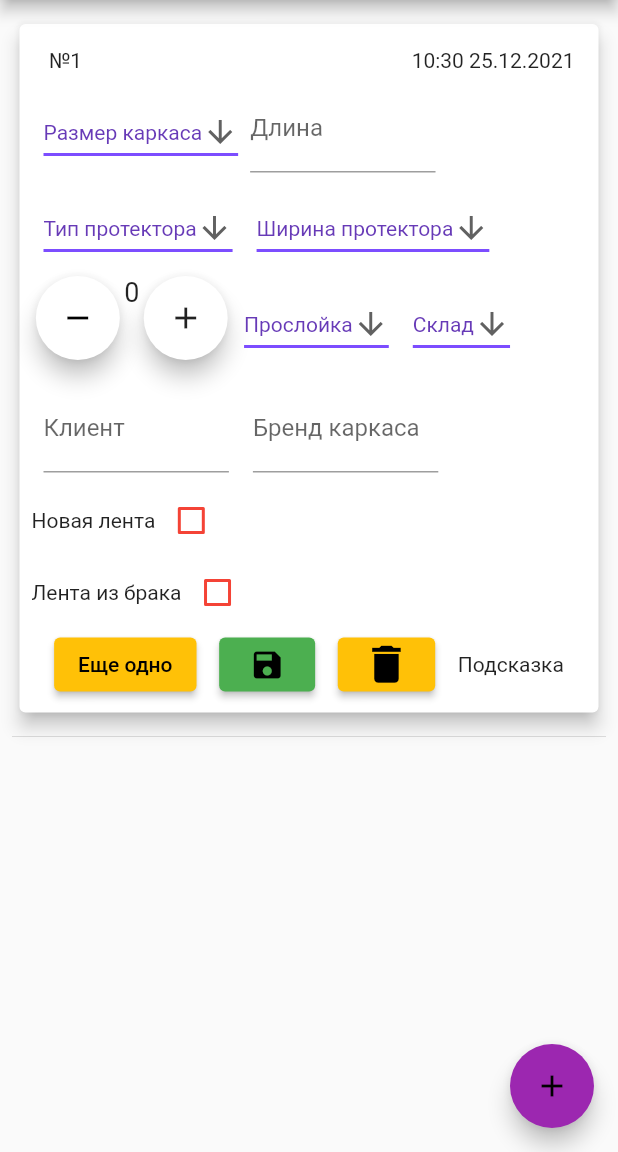
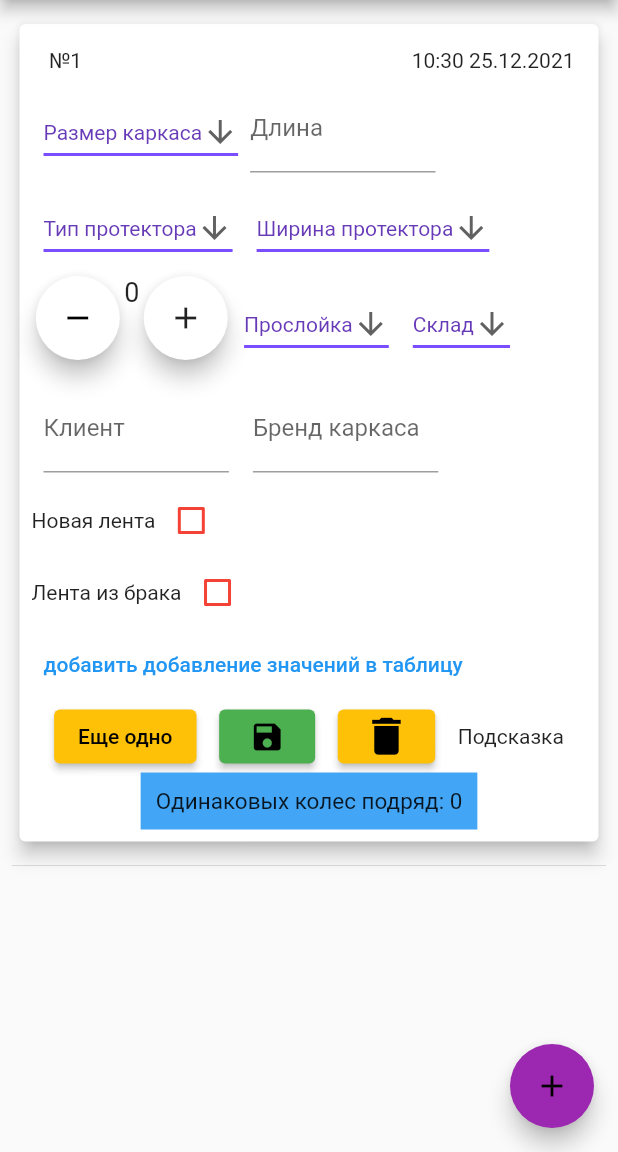
Before and after one commit to OolaaPleur/veguma_special, a Flutter app: the screen it shows after launch, after a tap on the "add" icon, after a tap on the "save" icon, on a phone screen of 412 x 824 dp, the part 84-1236 px from its top. Run offline on Flutter 3.47's test engine with Material 2 defaults, Android fonts, the phone set to English and light mode, and no system bars; our stand-ins replace easy_localization, flutter_datetime_picker, flutter_typeahead; missing offline and left inert: easy_localization_loader; network calls fail.

Commit message:
added year/month picker for tread

```diff
--- a/assets/translations/en.json
+++ b/assets/translations/en.json
@@ -23,5 +23,6 @@
   "tireSizeLength": "Tire Size Length",
 
   "hint" : "Hint",
-  "hintAboutSameWheels" : "Same wheels are wheels with same size, original tread type, width and client"
+  "hintAboutSameWheels" : "Same wheels are wheels with same size, original tread type, width and client",
+  "sameWheelsInARow" : "Same wheels in a row"
 }
--- a/assets/translations/ru.json
+++ b/assets/translations/ru.json
@@ -24,5 +24,6 @@
   "tireSizeLength" : "Длина колеса",
 
   "hint" : "Подсказка",
-  "hintAboutSameWheels" : "Колеса одинаковы если у них одинаковый размер, оригинальный тип и ширина протектора и клиент"
+  "hintAboutSameWheels" : "Колеса одинаковы если у них одинаковый размер, оригинальный тип и ширина протектора и клиент",
+  "sameWheelsInARow" : "Одинаковых колес подряд"
 }
--- /dev/null
+++ b/lib/models/custom_picker.dart
@@ -0,0 +1,12 @@
+import 'package:flutter_datetime_picker/flutter_datetime_picker.dart';
+
+class CustomMonthPicker extends DatePickerModel {
+  CustomMonthPicker({required DateTime currentTime, required DateTime minTime, required DateTime maxTime,
+    required LocaleType locale}) : super(locale: locale, minTime: minTime, maxTime:
+  maxTime, currentTime: currentTime);
+
+  @override
+  List<int> layoutProportions() {
+    return [1, 1, 0];
+  }
+}
--- a/lib/models/wheels.dart
+++ b/lib/models/wheels.dart
@@ -49,6 +49,26 @@ class Wheels with ChangeNotifier {
 
     _tires.insert(number, wheel);
     notifyListeners();
+  }
+
+  int i = 0;
+  int j = 0;
+
+  int checkSameValuesInARow(int currentIndex) {
+    int foo = 0;
+    if (currentIndex == 0) return 0;
+    if (currentIndex == 1) return 1;
+    for (j = currentIndex - 1; j >= 0; j--) {
+      if (_tires[currentIndex].tireSize == _tires[j].tireSize &&
+          _tires[currentIndex].treadType == _tires[j].treadType &&
+          _tires[currentIndex].treadWidth == _tires[j].treadWidth &&
+          _tires[currentIndex].client == _tires[j].client) {
+        foo += 1;
+      } else {
+        return foo;
+      }
+    }
+    return foo;
   }
 
   Future<void> addWheel(
--- a/lib/widgets/new_tire_widget.dart
+++ b/lib/widgets/new_tire_widget.dart
@@ -3,6 +3,8 @@ import 'package:flutter/material.dart';
 import 'package:easy_localization/easy_localization.dart';
 import 'package:flutter_typeahead/flutter_typeahead.dart';
 import 'package:provider/provider.dart';
+import 'package:flutter_datetime_picker/flutter_datetime_picker.dart';
+import 'package:veguma_special/models/custom_picker.dart';
 
 import 'package:veguma_special/models/repository.dart';
 import 'package:veguma_special/models/wheel.dart';
@@ -143,12 +145,6 @@ class _NewTireWidgetState extends State<NewTireWidget> {
     int currentIndex = Provider.of<Wheels>(context, listen: false).tires.length;
     final mediaQuery = MediaQuery.of(context);
 
-    bool checkSameValuesInARow() {
-      List wheels = Provider.of<Wheels>(context, listen: false).tires;
-      for (int i = wheels.length - 1; i >= 0; i--) {}
-      return false;
-    }
-
     bool checkDropdownValuesEqualsWheelValues() {
       Wheel wheel = Provider.of<Wheels>(context, listen: false)
           .tires[widget.wheel.number];
@@ -170,6 +166,12 @@ class _NewTireWidgetState extends State<NewTireWidget> {
       }
       return false;
     }
+
+    TextEditingController _treadDateController =
+        TextEditingController(text: DateTime.now().toString());
+    String _valueChanged2 = '';
+    String _valueToValidate2 = '';
+    String _valueSaved2 = '';
 
     return SingleChildScrollView(
       child: Card(
@@ -212,8 +214,47 @@ class _NewTireWidgetState extends State<NewTireWidget> {
                 newTreadCheckbox(),
                 isCheckedNewTread ? newTreadRow() : const SizedBox.shrink(),
                 treadDefect(),
+                TextButton(
+                    onPressed: () {
+                      DatePicker.showPicker(
+                        context,
+                        showTitleActions: true,
+                        pickerModel: CustomMonthPicker(
+                          minTime: DateTime(2015, 1, 1),
+                          maxTime: DateTime.now(),
+                          currentTime: DateTime.now(),
+                          locale: LocaleType.ru,
+                        ),
+                        onChanged: (date) {
+                          print('change $date in time zone ' +
+                              date.timeZoneOffset.inHours.toString());
+                        },
+                        onConfirm: (date) {
+                          print('confirm $date');
+                        },
+                      );
+                    },
+                    child: const Text(
+                      'добавить добавление значений в таблицу',
+                      style: TextStyle(color: Colors.blue),
+                    )),
                 oneMoreSaveAndDeleteButtons(
                     context, checkDropdownValuesEqualsWheelValues, mediaQuery),
+                Row(
+                  mainAxisAlignment: MainAxisAlignment.spaceAround,
+                  children: [
+                    Container(
+                      color: const Color(0xFF42A5F5),
+                      padding: const EdgeInsets.all(10.0),
+                      child: Text(
+                        '${tr('sameWheelsInARow')}: ${Provider.of<Wheels>(context).checkSameValuesInARow(widget.wheel.number)}',
+                        style: const TextStyle(
+                          fontSize: 15,
+                        ),
+                      ),
+                    ),
+                  ],
+                ),
               ],
             ),
           ),
@@ -292,7 +333,8 @@ class _NewTireWidgetState extends State<NewTireWidget> {
               dropdownValues[Indexes.treadWidth.index] = _selectedTreadWidth;
               return;
             }
-            dropdownValues[Indexes.treadType.index] = value;
+            dropdownValues[Indexes.treadType.index] = _selectedTreadType;
+            dropdownValues[Indexes.treadWidth.index] = _selectedTreadWidth;
           });
         },
         value: _selectedTreadType,
@@ -624,26 +666,40 @@ class _NewTireWidgetState extends State<NewTireWidget> {
     return Row(
       mainAxisAlignment: MainAxisAlignment.spaceEvenly,
       children: [
-        ElevatedButton(
-            onPressed: () {
+        widget.wheel.number + 1 ==
+                Provider.of<Wheels>(context, listen: false).tires.length
+            ? ElevatedButton(
+                onPressed: checkDropdownValuesEqualsWheelValues()
+                    ? () {
                         saveTextFieldValues();
                         Provider.of<Wheels>(context, listen: false).addWheel(
-                  number: widget.wheel.number + 1,
+                            number: Provider.of<Wheels>(context, listen: false)
+                                .tires
+                                .length,
                             tireSize: dropdownValues[Indexes.tireSize.index],
                             treadType: dropdownValues[Indexes.treadType.index],
-                  treadWidth: dropdownValues[Indexes.treadWidth.index],
-                  patchNumbers: dropdownValues[Indexes.patchNumbers.index],
-                  interlayer: dropdownValues[Indexes.interlayer.index],
+                            treadWidth:
+                                dropdownValues[Indexes.treadWidth.index],
+                            patchNumbers:
+                                dropdownValues[Indexes.patchNumbers.index],
+                            interlayer:
+                                dropdownValues[Indexes.interlayer.index],
                             client: dropdownValues[Indexes.client.index],
                             warehouse: dropdownValues[Indexes.warehouse.index],
-                  newTreadType: dropdownValues[Indexes.newTreadType.index],
-                  newTreadWidth: dropdownValues[Indexes.newTreadWidth.index],
+                            newTreadType:
+                                dropdownValues[Indexes.newTreadType.index],
+                            newTreadWidth:
+                                dropdownValues[Indexes.newTreadWidth.index],
                             newTread: dropdownValues[Indexes.newTread.index],
-                  treadDefect: dropdownValues[Indexes.treadDefect.index],
+                            treadDefect:
+                                dropdownValues[Indexes.treadDefect.index],
                             tireBrand: dropdownValues[Indexes.tireBrand.index],
-                  tireSizeLength: dropdownValues[Indexes.tireSizeLength.index]);
-            },
-            child: Text(tr("oneMore"))),
+                            tireSizeLength:
+                                dropdownValues[Indexes.tireSizeLength.index]);
+                      }
+                    : null,
+                child: Text(tr("oneMore")))
+            : const SizedBox.shrink(),
         ElevatedButton(
             style: ButtonStyle(
                 backgroundColor: checkDropdownValuesEqualsWheelValues()
@@ -652,10 +708,6 @@ class _NewTireWidgetState extends State<NewTireWidget> {
             onPressed: () {
               saveTextFieldValues();
               print(dropdownValues);
-              print({widget.wheel.number + 1}.toString() + 'current index');
-              print(Provider.of<Wheels>(context, listen: false)
-                  .tires[widget.wheel.number]
-                  .tireSize);
               Provider.of<Wheels>(context, listen: false).updateWheel(
                   number: widget.wheel.number,
                   tireSize: dropdownValues[Indexes.tireSize.index],
@@ -690,7 +742,7 @@ class _NewTireWidgetState extends State<NewTireWidget> {
           message: tr('hintAboutSameWheels'),
           child: Text(tr('hint')),
           triggerMode: TooltipTriggerMode.tap,
-        )
+        ),
       ],
     );
   }
--- a/pubspec.yaml
+++ b/pubspec.yaml
@@ -39,6 +39,7 @@ dependencies:
   provider: ^6.0.0
   flutter_typeahead: ^3.2.3
   easy_localization: ^3.0.0
+  flutter_datetime_picker: ^1.5.1
   easy_localization_loader:
     git: https://github.com/aissat/easy_localization_loader.git
 
```
Also changed, not shown: pubspec.lock. Lines whose indentation alone changed are shown as unchanged.
